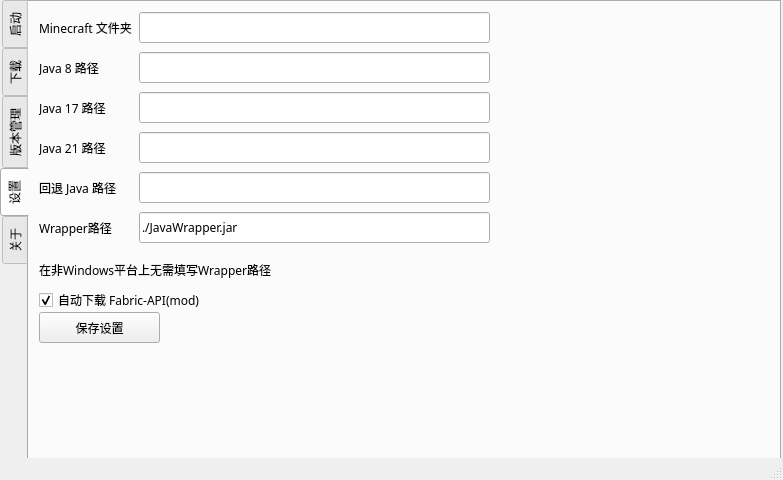
HPLAY-dev/spectrum-minecraft-launcher, file qt.ui: the form before one commit.
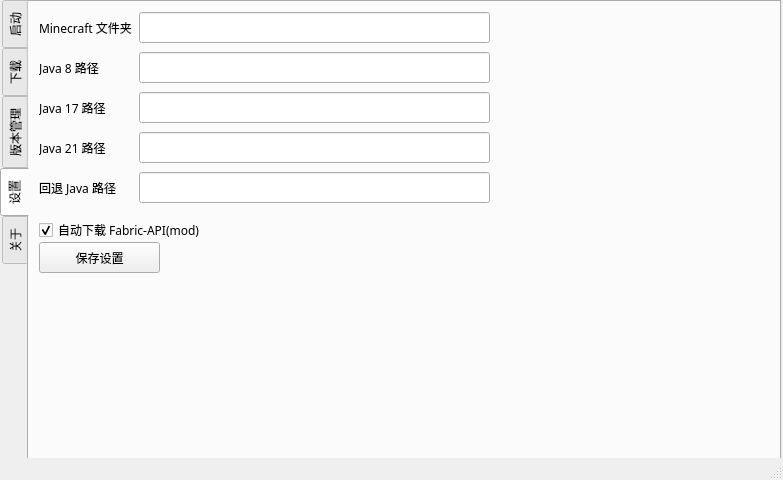
The form after the commit. The open tabs and pages were chosen to show the change. Icons and pictures are not drawn.

Diff of the .ui file:
```diff
--- a/qt.ui
+++ b/qt.ui
@@ -804,40 +804,11 @@
        </rect>
       </property>
      </widget>
-     <widget class="QLineEdit" name="lineEdit_5">
-      <property name="geometry">
-       <rect>
-        <x>110</x>
-        <y>210</y>
-        <width>351</width>
-        <height>31</height>
-       </rect>
-      </property>
-      <property name="text">
-       <string>./JavaWrapper.jar</string>
-      </property>
-     </widget>
-     <widget class="QLabel" name="label_5">
-      <property name="geometry">
-       <rect>
-        <x>10</x>
-        <y>215</y>
-        <width>111</width>
-        <height>21</height>
-       </rect>
-      </property>
-      <property name="text">
-       <string>Wrapper路径</string>
-      </property>
-      <property name="alignment">
-       <set>Qt::AlignLeading|Qt::AlignLeft|Qt::AlignVCenter</set>
-      </property>
-     </widget>
      <widget class="QPushButton" name="pushButton">
       <property name="geometry">
        <rect>
         <x>10</x>
-        <y>310</y>
+        <y>240</y>
         <width>121</width>
         <height>31</height>
        </rect>
@@ -872,24 +843,11 @@
        <set>Qt::AlignLeading|Qt::AlignLeft|Qt::AlignVCenter</set>
       </property>
      </widget>
-     <widget class="QLabel" name="label_18">
-      <property name="geometry">
-       <rect>
-        <x>10</x>
-        <y>260</y>
-        <width>251</width>
-        <height>16</height>
-       </rect>
-      </property>
-      <property name="text">
-       <string>在非Windows平台上无需填写Wrapper路径</string>
-      </property>
-     </widget>
      <widget class="QCheckBox" name="checkBox_5">
       <property name="geometry">
        <rect>
         <x>10</x>
-        <y>290</y>
+        <y>220</y>
         <width>171</width>
         <height>16</height>
        </rect>
```
Left out of the diff: 2 changed lines with no effect on the pictures.
